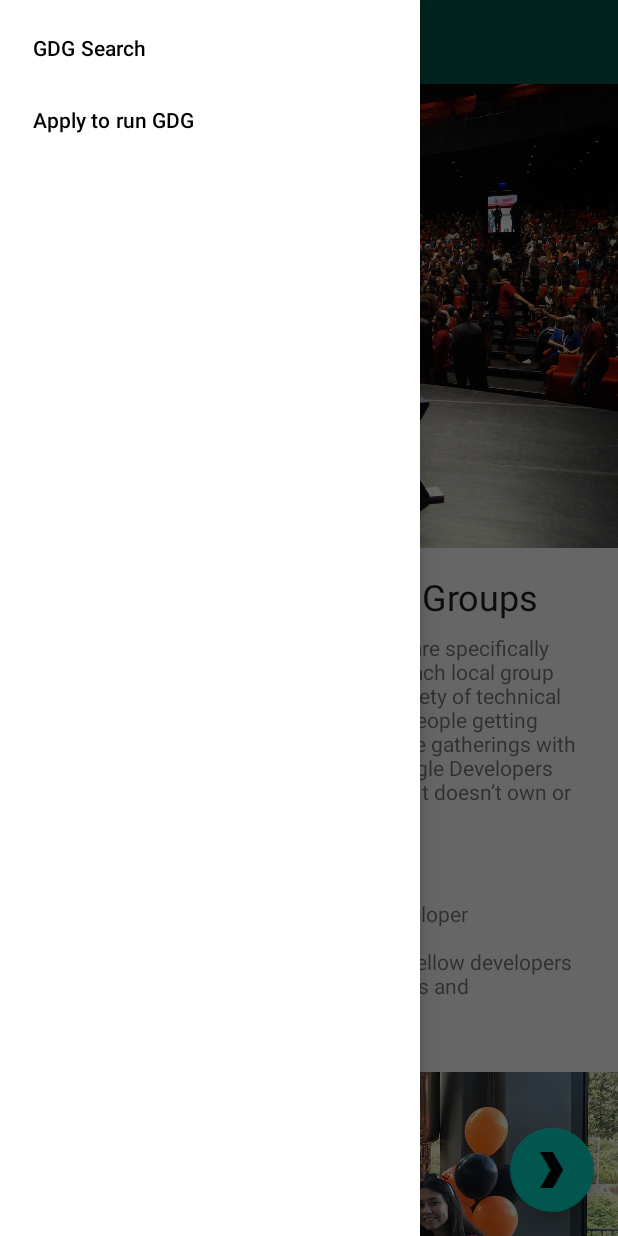
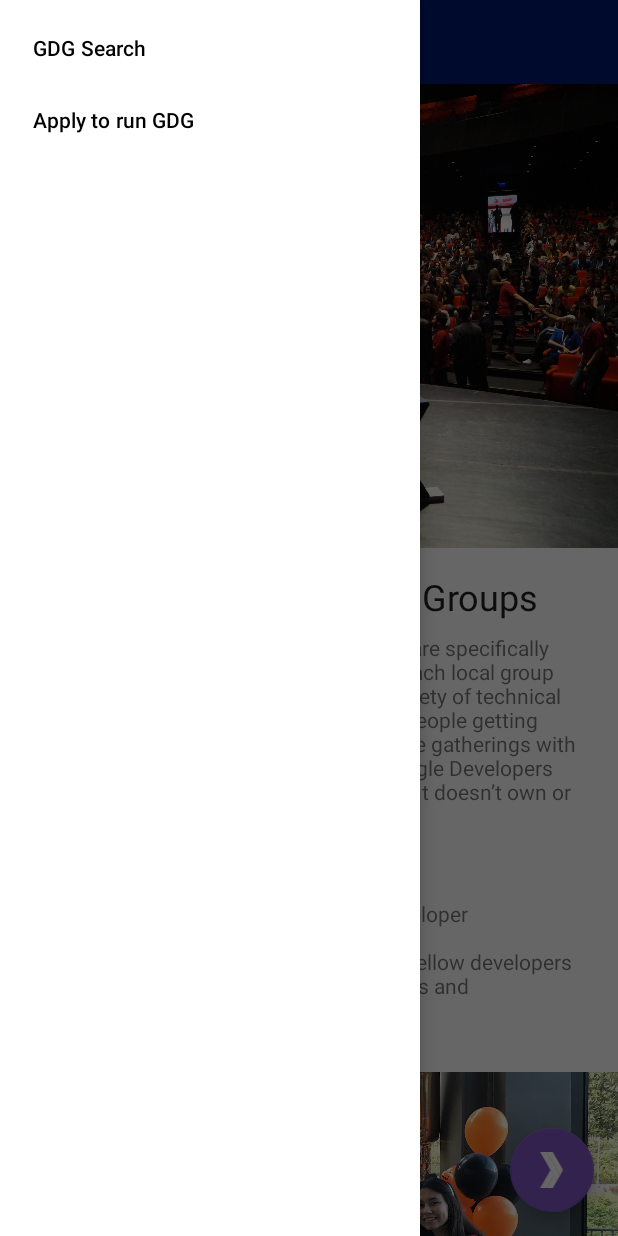
Before and after one commit to mrprimary92/Styling, an Android app: the screen it shows after launch (MainActivity), with the side drawer open, on a phone screen of 412 x 824 dp. Run offline under Robolectric (Android 15) with nearby library versions, the phone set to English and light mode, and no system bars; our stand-ins replace data binding, navigation-ui; Roboto replaces fonts that are not available here.

Commit message:
Applying colors through theme attributes

```diff
--- a/app/src/main/res/layout/activity_main.xml
+++ b/app/src/main/res/layout/activity_main.xml
@@ -1,9 +1,11 @@
 <?xml version="1.0" encoding="utf-8"?>
-<layout xmlns:android="http://schemas.android.com/apk/res/android" xmlns:app="http://schemas.android.com/apk/res-auto">
+<layout xmlns:android="http://schemas.android.com/apk/res/android"
+    xmlns:app="http://schemas.android.com/apk/res-auto">
+
     <androidx.drawerlayout.widget.DrawerLayout
         android:id="@+id/drawer_layout"
-            android:layout_height="match_parent"
-            android:layout_width="match_parent">
+        android:layout_width="match_parent"
+        android:layout_height="match_parent">
 
         <LinearLayout
             android:layout_width="match_parent"
@@ -13,16 +15,17 @@
             <androidx.appcompat.widget.Toolbar
                 android:id="@+id/toolbar"
                 android:layout_width="match_parent"
-                android:theme="@style/ThemeOverlay.MaterialComponents.Dark.ActionBar"
+                android:layout_height="?attr/actionBarSize"
                 android:background="?colorPrimaryDark"
-                    android:layout_height="?attr/actionBarSize">
+                android:theme="@style/ThemeOverlay.MaterialComponents.Dark.ActionBar">
+
                 <ImageView
                     android:id="@+id/hero_image"
                     android:layout_width="150dp"
                     android:layout_height="match_parent"
-                    android:tint="?colorPrimary"
-                        app:srcCompat="@drawable/logo"
-                        android:contentDescription="@string/app_name"/>
+                    android:contentDescription="@string/app_name"
+                    android:tint="?colorOnSecondary"
+                    app:srcCompat="@drawable/logo" />
             </androidx.appcompat.widget.Toolbar>
 
             <fragment
@@ -31,7 +34,7 @@
                 android:layout_width="match_parent"
                 android:layout_height="match_parent"
                 app:defaultNavHost="true"
-                    app:navGraph="@navigation/nav_graph"/>
+                app:navGraph="@navigation/nav_graph" />
         </LinearLayout>
 
         <com.google.android.material.navigation.NavigationView
@@ -39,6 +42,6 @@
             android:layout_width="wrap_content"
             android:layout_height="match_parent"
             android:layout_gravity="start"
-                app:menu="@menu/drawer_view"/>
+            app:menu="@menu/drawer_view" />
     </androidx.drawerlayout.widget.DrawerLayout>
 </layout>
--- a/app/src/main/res/values/colors.xml
+++ b/app/src/main/res/values/colors.xml
@@ -1,6 +1,11 @@
-<?xml version="1.0" encoding="utf-8"?>
+<!--?xml version="1.0" encoding="UTF-8"?-->
 <resources>
-  <color name="colorPrimary">#008577</color>
-  <color name="colorPrimaryDark">#00574B</color>
-  <color name="colorAccent">#D81B60</color>
+  <color name="primaryColor">#303f9f</color>
+  <color name="primaryLightColor">#666ad1</color>
+  <color name="primaryDarkColor">#001970</color>
+  <color name="secondaryColor">#7e56c1</color>
+  <color name="secondaryLightColor">#b084f4</color>
+  <color name="secondaryDarkColor">#4d2b90</color>
+  <color name="primaryTextColor">#ffffff</color>
+  <color name="secondaryTextColor">#ffffff</color>
 </resources>
--- a/app/src/main/res/values/styles.xml
+++ b/app/src/main/res/values/styles.xml
@@ -3,11 +3,17 @@
     <!-- Base application theme. -->
     <style name="AppTheme" parent="Theme.MaterialComponents.Light.NoActionBar">
         <!-- Customize your theme here. -->
-        <item name="colorPrimary">@color/colorPrimary</item>
-        <item name="colorPrimaryDark">@color/colorPrimaryDark</item>
-        <item name="colorAccent">@color/colorAccent</item>
+        <item name="colorPrimary">@color/primaryColor</item>
+        <item name="colorPrimaryDark">@color/primaryDarkColor</item>
+        <item name="colorPrimaryVariant">@color/primaryLightColor</item>
+        <item name="colorOnPrimary">@color/primaryTextColor</item>
+        <item name="colorSecondary">@color/secondaryColor</item>
+        <item name="colorSecondaryVariant">@color/secondaryDarkColor</item>
+        <item name="colorOnSecondary">@color/secondaryTextColor</item>
+
         <item name="android:fontFamily">@font/lobster_two</item>
         <item name="fontFamily">@font/lobster_two</item>
+
         <item name="textAppearanceHeadline6">@style/CustomHeadline6</item>
     </style>
 
```
Lines whose indentation alone changed are shown as unchanged.
